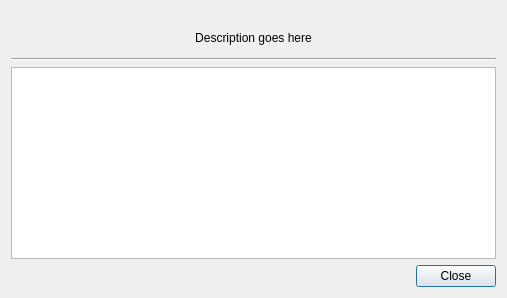
Before: the Qt Designer form src/AccountFactoryWrapper.ui in tomahawk-player/tomahawk, drawn with Qt 5.
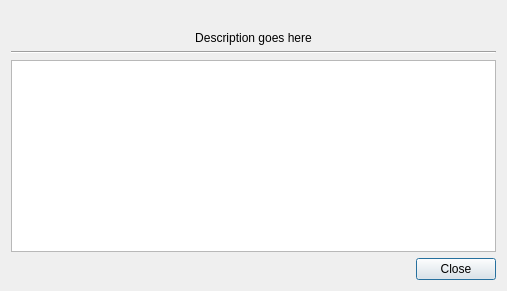
After: the same form once the commit is applied.

What changed in the file:
```diff
--- a/src/AccountFactoryWrapper.ui
+++ b/src/AccountFactoryWrapper.ui
@@ -7,7 +7,7 @@
     <x>0</x>
     <y>0</y>
     <width>507</width>
-    <height>298</height>
+    <height>150</height>
    </rect>
   </property>
   <property name="windowTitle">
```
